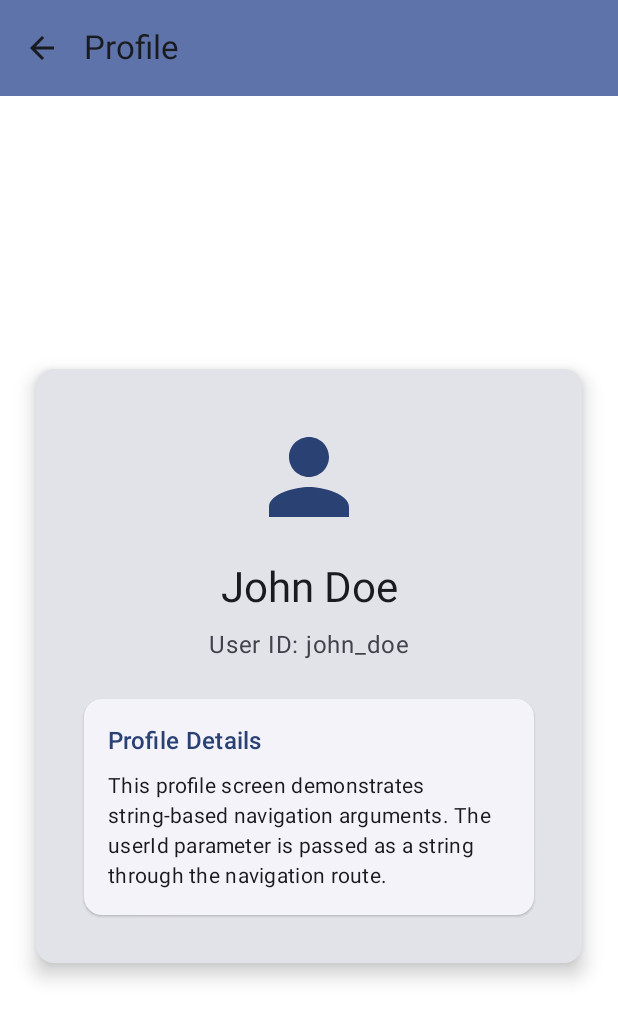
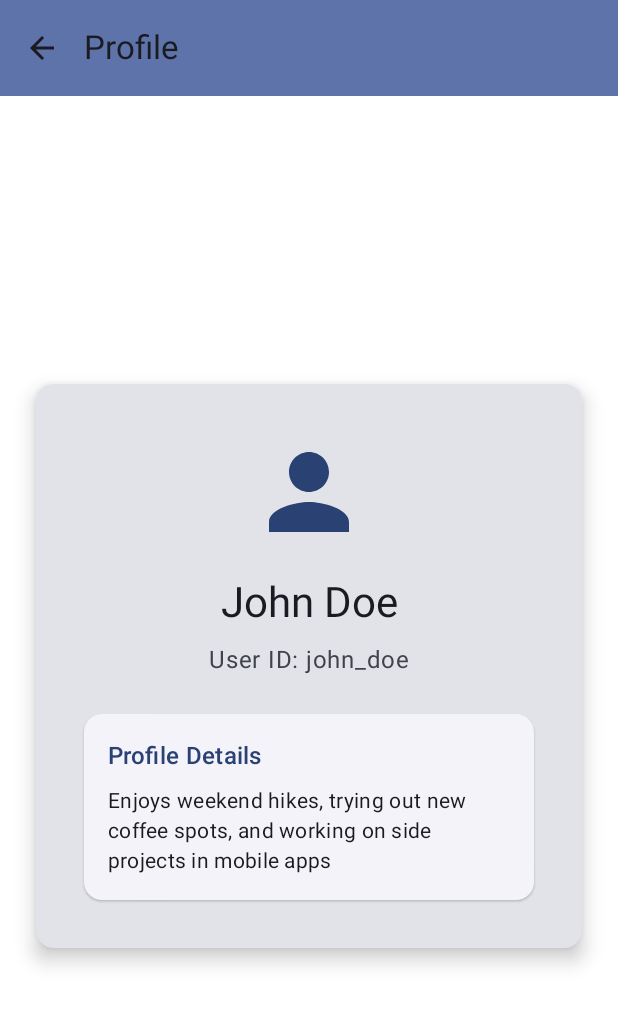
Before and after one commit to musabagab/TypeSafeNavigationAudtion, an Android app built with Jetpack Compose: the @Preview function ProfileScreenPreview, on a phone screen of 412 x 824 dp. Shown: the top 1020 px of the screen. Run offline under Robolectric (Android 15) with nearby library versions, the phone set to English and light mode, and no system bars.

Commit message:
Refactor: Remove placeholder text and update dependencies

```diff
--- a/app/build.gradle.kts
+++ b/app/build.gradle.kts
@@ -2,7 +2,7 @@ plugins {
     alias(libs.plugins.android.application)
     alias(libs.plugins.kotlin.android)
     alias(libs.plugins.kotlin.compose)
-    // alias(libs.plugins.kotlin.serialization) // Will be uncommented later for type-safe navigation
+    // alias(libs.plugins.kotlin.serialization)
 }
 
 android {
--- a/app/src/main/java/com/pluralsight/typesafenavigation/navigation/AppRoutes.kt
+++ b/app/src/main/java/com/pluralsight/typesafenavigation/navigation/AppRoutes.kt
@@ -1,3 +1 @@
 package com.pluralsight.typesafenavigation.navigation
-
-// Empty AppRoutes.kt file waiting for your type-safe routes
--- a/app/src/main/java/com/pluralsight/typesafenavigation/ui/ProfileScreen.kt
+++ b/app/src/main/java/com/pluralsight/typesafenavigation/ui/ProfileScreen.kt
@@ -93,8 +93,7 @@ fun ProfileScreen(
                             Spacer(modifier = Modifier.height(8.dp))
 
                             Text(
-                                text = "This profile screen demonstrates string-based navigation arguments. " +
-                                        "The userId parameter is passed as a string through the navigation route.",
+                                text = "Enjoys weekend hikes, trying out new coffee spots, and working on side projects in mobile apps",
                                 style = MaterialTheme.typography.bodyMedium
                             )
                         }
--- a/gradle/libs.versions.toml
+++ b/gradle/libs.versions.toml
@@ -9,7 +9,6 @@ lifecycleRuntimeKtx = "2.9.3"
 activityCompose = "1.10.1"
 composeBom = "2025.08.01"
 navigationCompose = "2.7.0"
-# kotlinxSerialization = "1.7.3" # Will be uncommented later
 
 [libraries]
 androidx-core-ktx = { group = "androidx.core", name = "core-ktx", version.ref = "coreKtx" }
@@ -27,10 +26,9 @@ androidx-ui-test-manifest = { group = "androidx.compose.ui", name = "ui-test-man
 androidx-ui-test-junit4 = { group = "androidx.compose.ui", name = "ui-test-junit4" }
 androidx-material3 = { group = "androidx.compose.material3", name = "material3" }
 androidx-navigation-compose = { group = "androidx.navigation", name = "navigation-compose", version.ref = "navigationCompose" }
-# kotlinx-serialization-json = { group = "org.jetbrains.kotlinx", name = "kotlinx-serialization-json", version.ref = "kotlinxSerialization" } # Will be uncommented later
 
 [plugins]
 android-application = { id = "com.android.application", version.ref = "agp" }
 kotlin-android = { id = "org.jetbrains.kotlin.android", version.ref = "kotlin" }
 kotlin-compose = { id = "org.jetbrains.kotlin.plugin.compose", version.ref = "kotlin" }
-# kotlin-serialization = { id = "org.jetbrains.kotlin.plugin.serialization", version.ref = "kotlin" } # Will be uncommented later
+# kotlin-serialization = { id = "org.jetbrains.kotlin.plugin.serialization", version.ref = "kotlin" }
```
